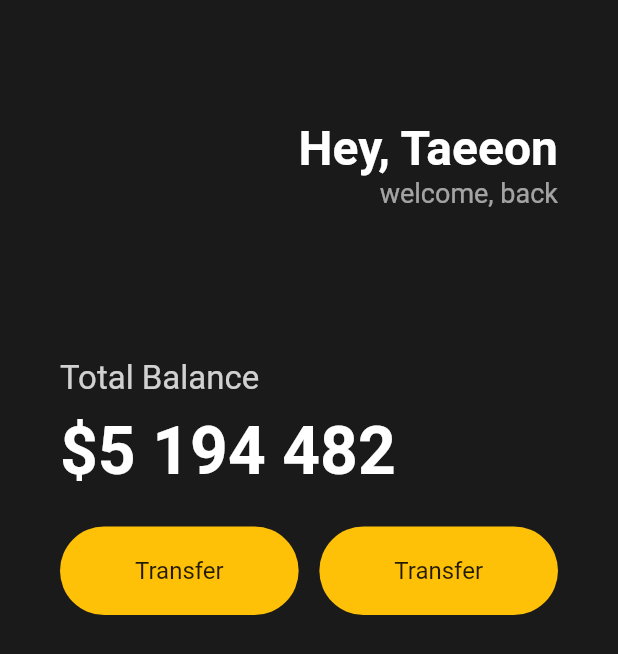
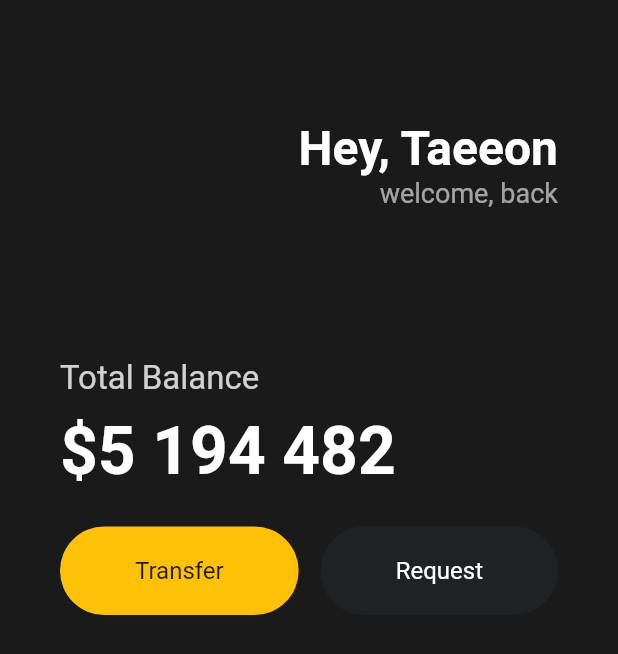
Before and after one commit to lee-tae-eon/learn-flutter, a Flutter app: the screen it shows after launch, on a phone screen of 412 x 824 dp. Shown: the top 654 px of the screen. Run offline on Flutter 3.47's test engine with Material 2 defaults, Android fonts, the phone set to English and light mode, and no system bars.

Commit message:
ADD: second button

```diff
--- a/lib/main.dart
+++ b/lib/main.dart
@@ -89,15 +89,16 @@ class App extends StatelessWidget {
                     ),
                     Container(
                       decoration: BoxDecoration(
-                        color: Colors.amber,
+                        color: const Color(0xFF1F2123),
                         borderRadius: BorderRadius.circular(45),
                       ),
                       child: const Padding(
                           padding: EdgeInsets.symmetric(
                               vertical: 20, horizontal: 50),
-                          child: Text("Transfer",
+                          child: Text("Request",
                               style: TextStyle(
                                 fontSize: 16,
+                                color: Colors.white,
                               ))),
                     ),
                   ],
```
